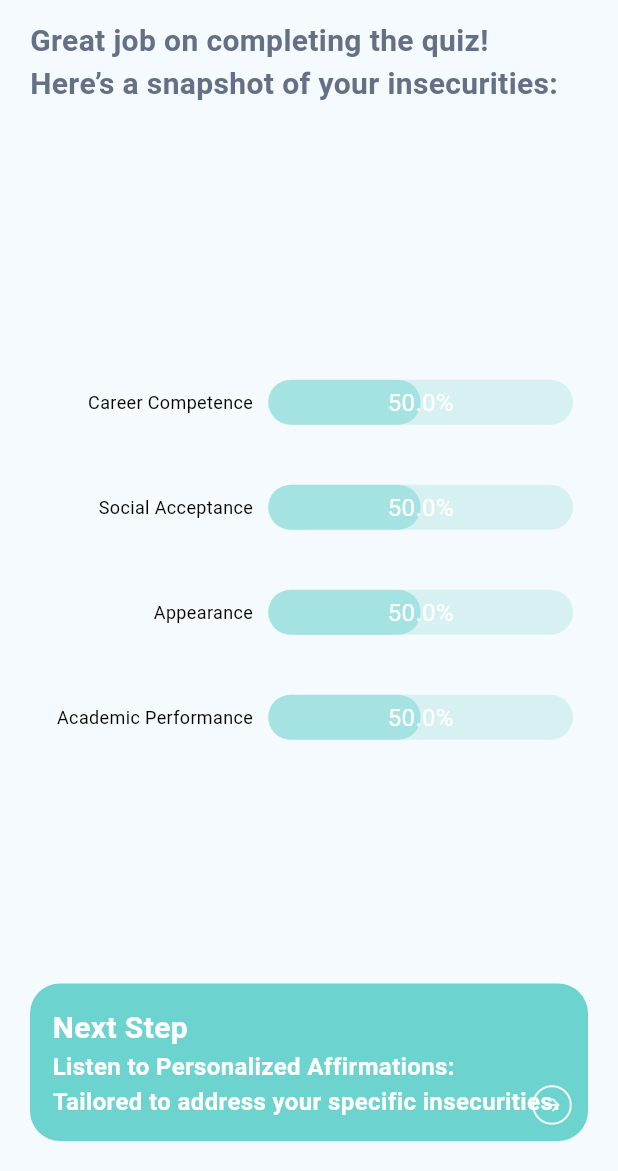
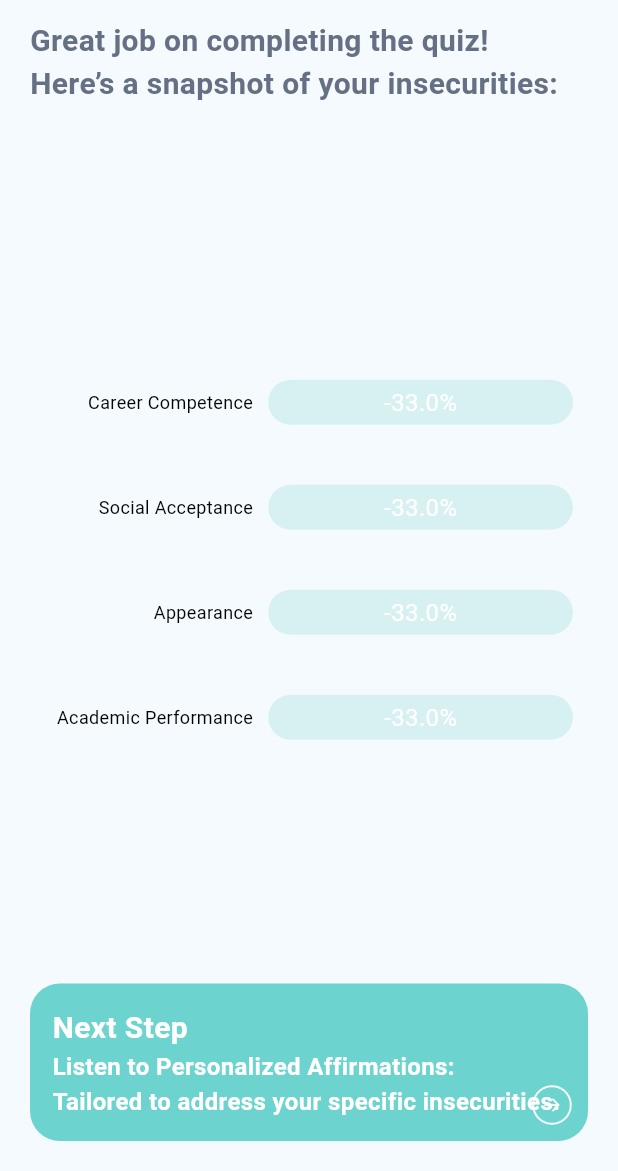
Before and after one commit to EilafMohammad/Worthy-you, a Flutter app: the QuizResultsScreen screen opened by its route, on a phone screen of 412 x 824 dp, the part 65-1236 px from its top. Run offline on Flutter 3.47's test engine with Material 3 defaults, Android fonts, the phone set to English and light mode, and no system bars; drawn by our look-alikes of percent_indicator; our stand-ins replace flutter_tts, get, shared_preferences, speech_to_text; missing offline and left inert: chat_gpt_sdk; accounts and stored records are empty.

Commit message:
fixes general quiz percentage

```diff
--- a/lib/screens/quiz/quiz_results_screen.dart
+++ b/lib/screens/quiz/quiz_results_screen.dart
@@ -1,16 +1,43 @@
+import 'package:flutter/foundation.dart';
 import 'package:flutter/material.dart';
 import 'package:get/get.dart';
 import 'package:percent_indicator/percent_indicator.dart';
 import 'package:worthy_you/extensions/widget_extentions.dart';
+import 'package:worthy_you/models/questions_model.dart';
 import 'package:worthy_you/screens/quiz/affirmation_categories_screen.dart';
 import 'package:worthy_you/utils/colors.dart';
 import 'package:worthy_you/utils/constants.dart';
 import 'package:worthy_you/utils/styles.dart';
 
-class QuizResultsScreen extends StatelessWidget {
+class QuizResultsScreen extends StatefulWidget {
   static const tag = '/quiz_results_screen';
 
   const QuizResultsScreen({super.key});
+
+  @override
+  State<QuizResultsScreen> createState() => _QuizResultsScreenState();
+}
+
+class _QuizResultsScreenState extends State<QuizResultsScreen> {
+  List<Option?> _selectedQuestions = [];
+  List<Option?> _appearanceList = [];
+  List<Option?> _socialAcceptance = [];
+  List<Option?> _academicPerformance = [];
+  List<Option?> _careerCompetence = [];
+
+  @override
+  void initState() {
+    super.initState();
+    var list = Get.arguments;
+    if (list is List<Option?>) {
+      _selectedQuestions = list;
+      _appearanceList = list.where((item) => item?.catId == 1).toList();
+      _socialAcceptance = list.where((item) => item?.catId == 2).toList();
+      _academicPerformance = list.where((item) => item?.catId == 3).toList();
+      _careerCompetence = list.where((item) => item?.catId == 4).toList();
+    }
+  }
+
   @override
   Widget build(BuildContext context) {
     return Scaffold(
@@ -54,18 +81,18 @@ class QuizResultsScreen extends StatelessWidget {
                           flex: 4,
                           child: Text(
                             Constants.labelCareerCompetence,
-                            textAlign: TextAlign.right,
-                            style:Styles.textStyle.copyWith(fontSize: 12.0),
-                          )),
+                          textAlign: TextAlign.right,
+                          style: Styles.textStyle.copyWith(fontSize: 12.0),
+                        ),
+                      ),
                       Expanded(
                         flex: 6,
                         child: LinearPercentIndicator(
                           lineHeight: 30.0,
-                          percent: 0.5,
+                          percent: getInsecurityPercentage(list: _careerCompetence),
                           center: Text(
-                            "50.0%",
-                            style: Styles.textStyle
-                                .copyWith(color: MyColors.colorWhite),
+                            "${getInsecurityPercentage(list: _careerCompetence)*100}%",
+                            style: Styles.textStyle.copyWith(color: MyColors.colorWhite),
                           ),
                           progressColor: MyColors.progressColor,
                           backgroundColor: MyColors.progressBackground,
@@ -88,10 +115,11 @@ class QuizResultsScreen extends StatelessWidget {
                         flex: 6,
                         child: LinearPercentIndicator(
                           lineHeight: 30.0,
-                          percent: 0.5,
+                          percent: getInsecurityPercentage(list: _socialAcceptance),
                           center: Text(
-                            "50.0%",
-                            style: Styles.textStyle.copyWith(color: MyColors.colorWhite),
+                            "${getInsecurityPercentage(list: _socialAcceptance)*100}%",
+                            style: Styles.textStyle
+                                .copyWith(color: MyColors.colorWhite),
                           ),
                           progressColor: MyColors.progressColor,
                           backgroundColor: MyColors.progressBackground,
@@ -108,16 +136,15 @@ class QuizResultsScreen extends StatelessWidget {
                           child: Text(
                             Constants.labelAppearance,
                             textAlign: TextAlign.right,
-                            style:
-                            Styles.textStyle.copyWith(fontSize: 12.0),
+                            style: Styles.textStyle.copyWith(fontSize: 12.0),
                           )),
                       Expanded(
                         flex: 6,
                         child: LinearPercentIndicator(
                           lineHeight: 30.0,
-                          percent: 0.5,
+                          percent: getInsecurityPercentage(list: _appearanceList),
                           center: Text(
-                            "50.0%",
+                            "${getInsecurityPercentage(list: _appearanceList)*100}%",
                             style: Styles.textStyle
                                 .copyWith(color: MyColors.colorWhite),
                           ),
@@ -136,16 +163,15 @@ class QuizResultsScreen extends StatelessWidget {
                           child: Text(
                             Constants.labelAcademicPerformance,
                             textAlign: TextAlign.right,
-                            style:
-                            Styles.textStyle.copyWith(fontSize: 12.0),
+                            style: Styles.textStyle.copyWith(fontSize: 12.0),
                           )),
                       Expanded(
                         flex: 6,
                         child: LinearPercentIndicator(
                           lineHeight: 30.0,
-                          percent: 0.5,
+                          percent: getInsecurityPercentage(list: _academicPerformance),
                           center: Text(
-                            "50.0%",
+                            "${getInsecurityPercentage(list: _academicPerformance)*100}%",
                             style: Styles.textStyle
                                 .copyWith(color: MyColors.colorWhite),
                           ),
@@ -172,14 +198,20 @@ class QuizResultsScreen extends StatelessWidget {
                     child: Column(
                       crossAxisAlignment: CrossAxisAlignment.start,
                       children: [
-                        Text(Constants.labelNextStep,
-                          style: Styles.subHeadingStyle.copyWith(color: MyColors.colorWhite),
+                        Text(
+                          Constants.labelNextStep,
+                          style: Styles.subHeadingStyle
+                              .copyWith(color: MyColors.colorWhite),
                         ),
-                        Text(Constants.labelListenPersonalizedAffirmations,
-                          style: Styles.textStyleBold.copyWith(color: MyColors.colorWhite),
+                        Text(
+                          Constants.labelListenPersonalizedAffirmations,
+                          style: Styles.textStyleBold
+                              .copyWith(color: MyColors.colorWhite),
                         ),
-                        Text(Constants.labelListenPersonalizedAffirmationsInfo,
-                          style: Styles.textStyleBold.copyWith(color: MyColors.colorWhite),
+                        Text(
+                          Constants.labelListenPersonalizedAffirmationsInfo,
+                          style: Styles.textStyleBold
+                              .copyWith(color: MyColors.colorWhite),
                         ),
                       ],
                     ),
@@ -194,7 +226,9 @@ class QuizResultsScreen extends StatelessWidget {
                         "images/icon_back.png",
                       ),
                       size: 30.0,
-                    ),color: MyColors.colorWhite,).rotate(degrees: 180),
+                    ),
+                    color: MyColors.colorWhite,
+                  ).rotate(degrees: 180),
                 ],
               ),
               const SizedBox(height: 20),
@@ -203,5 +237,31 @@ class QuizResultsScreen extends StatelessWidget {
         ),
       ),
     );
+  }
+
+  getSum({required List<Option?> list}){
+    // Get all optionId's and sum the last digit of each optionId
+    int sum = list
+        .map((item) => item?.optionId ?? 0)        // Extract the optionId, default to 0 if null
+        .map((optionId) => optionId % 10)          // Get the last digit of each optionId
+        .fold(0, (prev, current) => prev + current); // Sum the last digits
+
+    if (kDebugMode) {
+      print("Sum of last digits--------->: $sum");
     }
+    return sum;
+  }
+
+  getInsecurityPercentage({required List<Option?> list}){
+    var sum = getSum(list: list);
+    var insecurityPercentage = (sum - 5)/(20-5);
+    if (kDebugMode) {
+      print("Sum of last digits--------->: $sum");
+    }
+
+    if(insecurityPercentage>1){
+      insecurityPercentage = 1.0;
+    }
+    return double.parse(insecurityPercentage.toStringAsFixed(2));
+  }
 }
--- a/lib/screens/quiz/take_a_quiz.dart
+++ b/lib/screens/quiz/take_a_quiz.dart
@@ -19,15 +19,16 @@ class QuizScreen extends StatefulWidget {
 class _QuizScreenState extends State<QuizScreen> {
   int _currentQuestionIndex = 0;
   List<Data> _questions = [];
-  List<Option?> _selectedQuestions = [];
+  final List<Option?> _selectedQuestions = [];
 
-  void _onOptionSelected() {
+  void _onOptionSelected({required Option option}) {
     if (_currentQuestionIndex < _questions.length - 1) {
       setState(() {
+        addItem(option: option);
         _currentQuestionIndex++;
       });
     } else {
-      Get.toNamed(QuizResultsScreen.tag);
+      Get.toNamed(QuizResultsScreen.tag,arguments: _selectedQuestions);
     }
   }
 
@@ -79,8 +80,7 @@ class _QuizScreenState extends State<QuizScreen> {
                       children: _questions[_currentQuestionIndex].options!.map((option) {
                         return GestureDetector(
                           onTap: (){
-                            addItem(option: option);
-                            _onOptionSelected();
+                            _onOptionSelected(option: option);
                           },
                           child: Align(
                             alignment: Alignment.center,
--- a/lib/utils/constants.dart
+++ b/lib/utils/constants.dart
@@ -413,31 +413,31 @@ class Constants{
         "id": 3,
         "data": [
           {
-            "catId": 4,
+            "catId": 3,
             "questionId": 0000,
             "key": "academic_performance",
             "question": "Do you currently attend school, college, or any educational program?",
             "options": [
               {
-                "catId": 4,
+                "catId": 3,
                 "questionId": 0000,
                 "optionId": 0001,
                 "option": "Yes, I’m currently enrolled in an educational program.",
               },
               {
-                "catId": 4,
+                "catId": 3,
                 "questionId": 0000,
                 "optionId": 0002,
                 "option":"No, but I’ve completed my education.",
               },
               {
-                "catId": 4,
+                "catId": 3,
                 "questionId": 0000,
                 "optionId": 0003,
                 "option":"No, and I have no plans to pursue education.",
               },
               {
-                "catId": 4,
+                "catId": 3,
                 "questionId": 0000,
                 "optionId": 0004,
                 "option":"I’m considering going back to school in the future."
@@ -834,7 +834,7 @@ class Constants{
               {
                 "catId": 4,
                 "questionId": 0005,
-                "optionId": 0053,
+                "optionId": 0054,
                 "option":
                     "I feel overwhelmed and fear that I’ll let my team down"
               }
```
